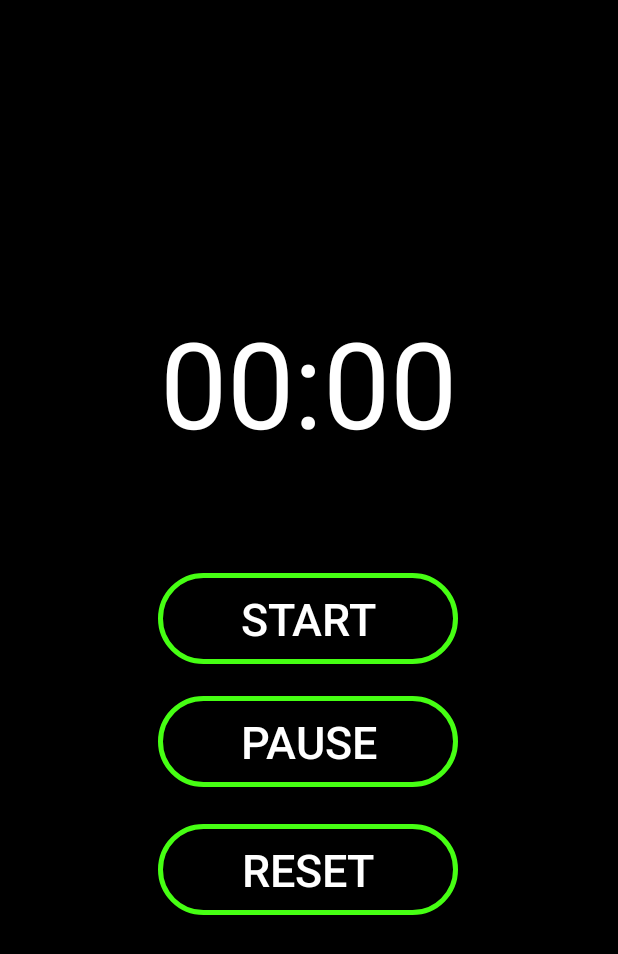
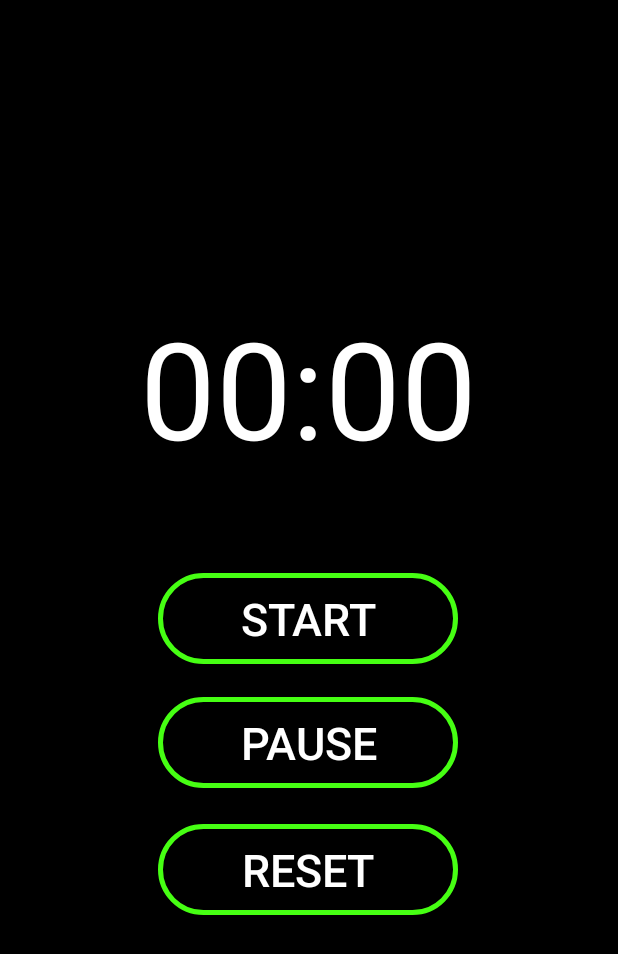
Before and after one commit to Vaibhav2002/clock-app, an Android app: the layout fragment_stopwatch.xml on its own in the app's theme, with its tools: preview values and no code run, on a phone screen of 412 x 824 dp. Shown: the top 954 px of the screen. Run offline under Robolectric (Android 15) with nearby library versions, the phone set to English and light mode, and no system bars.

Commit message:
added fragments of stopwatch and timer

```diff
--- a/app/src/main/res/layout/fragment_stopwatch.xml
+++ b/app/src/main/res/layout/fragment_stopwatch.xml
@@ -15,7 +15,7 @@
         android:layout_gravity="center_horizontal"
         android:textAlignment="center"
         android:textColor="#ffffff"
-        android:textSize="80sp"
+        android:textSize="90sp"
         app:layout_constraintBottom_toBottomOf="parent"
         app:layout_constraintEnd_toEndOf="parent"
         app:layout_constraintHorizontal_bias="0.495"
@@ -50,31 +50,33 @@
         android:text="RESET"
         android:textColor="#ffffff"
         android:textSize="30sp"
+        android:visibility="gone"
         app:layout_constraintBottom_toBottomOf="parent"
         app:layout_constraintEnd_toEndOf="parent"
         app:layout_constraintHorizontal_bias="0.497"
         app:layout_constraintStart_toStartOf="parent"
         app:layout_constraintTop_toTopOf="parent"
-        app:layout_constraintVertical_bias="0.72" />
+        app:layout_constraintVertical_bias="0.72"
+        tools:visibility="visible" />
 
     <Button
         android:id="@+id/stopwatch_pause"
         android:layout_width="200dp"
         android:layout_height="wrap_content"
         android:layout_gravity="center_horizontal"
-        android:layout_marginStart="105dp"
-        android:layout_marginEnd="106dp"
         android:background="@drawable/stopwatch_button"
         android:padding="10dp"
         android:text="PAUSE"
         android:textColor="#ffffff"
         android:textSize="30sp"
+        android:visibility="gone"
         app:layout_constraintBottom_toBottomOf="parent"
         app:layout_constraintEnd_toEndOf="parent"
-        app:layout_constraintHorizontal_bias="0.0"
+        app:layout_constraintHorizontal_bias="0.497"
         app:layout_constraintStart_toStartOf="parent"
         app:layout_constraintTop_toTopOf="parent"
-        app:layout_constraintVertical_bias="0.608" />
+        app:layout_constraintVertical_bias="0.609"
+        tools:visibility="visible" />
 
 
 </androidx.constraintlayout.widget.ConstraintLayout>
--- a/app/src/main/res/values/colors.xml
+++ b/app/src/main/res/values/colors.xml
@@ -1,7 +1,7 @@
 <?xml version="1.0" encoding="utf-8"?>
 <resources>
     <color name="colorPrimary">#46FF13</color>
-    <color name="colorPrimaryDark">#3700B3</color>
+    <color name="colorPrimaryDark">#000000</color>
     <color name="colorAccent">#03DAC5</color>
     <color name="background">#121212</color>
 </resources>
```
Also changed, not shown: app/src/main/java/com/example/clock/MainActivity.java (+15 -2 lines), app/src/main/java/com/example/clock/StopwatchFragment.java (+50 -47 lines), app/src/main/java/com/example/clock/stopwatch_screen.java (+13 -9 lines), app/src/main/res/layout/activity_main.xml (+34 -0 lines).
